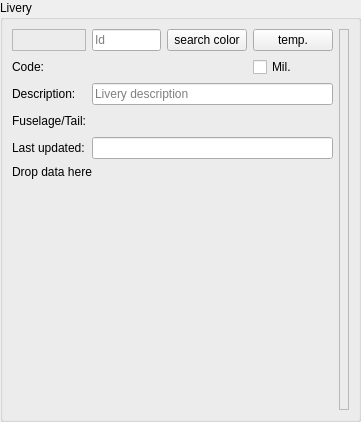
The window that src/blackgui/editors/liveryform.ui (swift-project/pilotclient) describes before a commit, drawn with Qt 5.
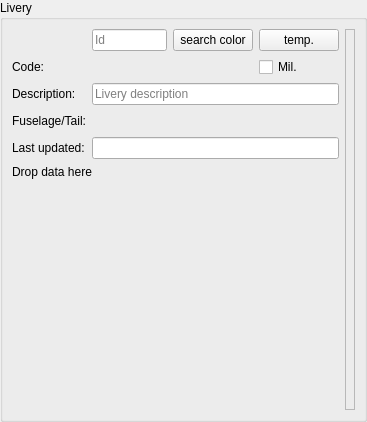
The same window after the commit. Custom widgets are drawn as their Qt base class.

Commit message: refs #755, mapping UI improvements * make drop area more obvious by icon and color * improve forms so the layout looks better on large screens * button to display model dialog (like distributor, ICAO, ...)

The edit to the form file:
```diff
--- a/src/blackgui/editors/liveryform.ui
+++ b/src/blackgui/editors/liveryform.ui
@@ -2,14 +2,6 @@
 <ui version="4.0">
  <class>CLiveryForm</class>
  <widget class="QFrame" name="CLiveryForm">
-  <property name="geometry">
-   <rect>
-    <x>0</x>
-    <y>0</y>
-    <width>361</width>
-    <height>422</height>
-   </rect>
-  </property>
   <property name="windowTitle">
    <string>Livery editor</string>
   </property>
@@ -34,7 +26,7 @@
      <property name="title">
       <string>Livery</string>
      </property>
-     <layout class="QGridLayout" name="gl_Livery">
+     <layout class="QGridLayout" name="gl_Livery" columnstretch="0,1,1,1,0">
       <item row="4" column="0">
        <widget class="QLabel" name="lbl_Timestamp">
         <property name="text">
@@ -140,14 +132,7 @@
        </widget>
       </item>
       <item row="0" column="0">
-       <widget class="BlackGui::CLabelAndIcon" name="lai_Id">
-        <property name="frameShape">
-         <enum>QFrame::StyledPanel</enum>
-        </property>
-        <property name="frameShadow">
-         <enum>QFrame::Raised</enum>
-        </property>
-       </widget>
+       <widget class="BlackGui::CLabelAndIcon" name="lai_Id"/>
       </item>
       <item row="6" column="0" colspan="4">
        <widget class="BlackGui::Editors::CAirlineIcaoForm" name="editor_AirlineIcao">
```
The commit also changes 17 other files.
